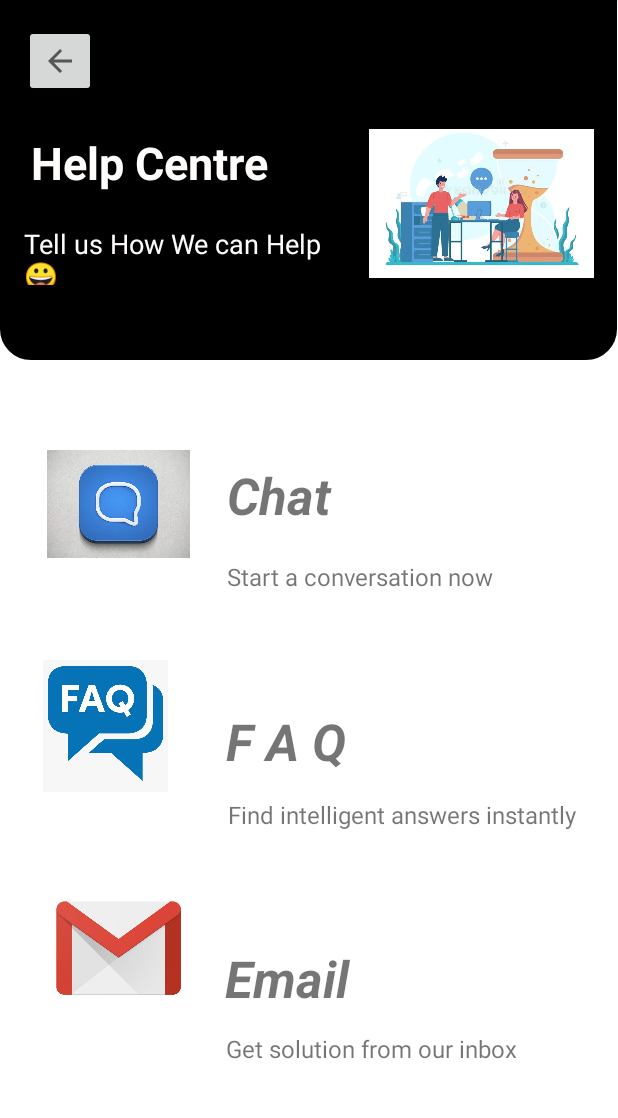
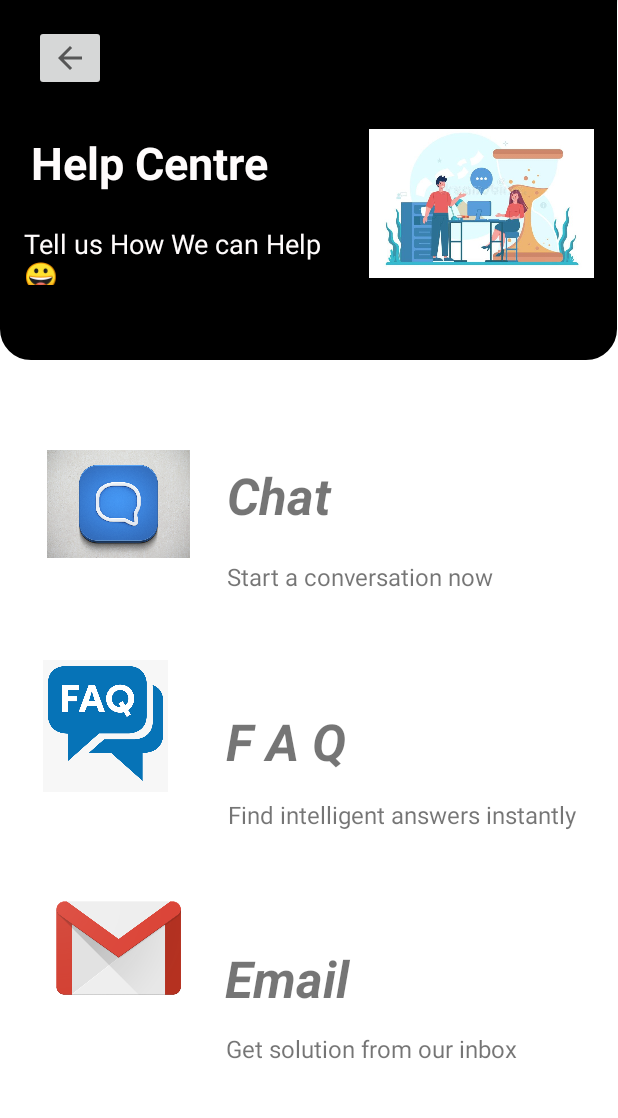
Before and after one commit to e-d-dyanfernando/PentaZen, an Android app: the Help screen opened directly, with no data from a screen before it, on a phone screen of 412 x 824 dp, the part 84-1202 px from its top. Run offline under Robolectric (Android 15) with nearby library versions, the phone set to English and light mode, and no system bars.

Commit message:
Merging the pages

```diff
--- a/app/src/main/res/layout/activity_camera.xml
+++ b/app/src/main/res/layout/activity_camera.xml
@@ -54,7 +54,7 @@
         app:layout_constraintVertical_bias="0.1" />
 
     <ImageButton
-        android:id="@+id/imageButton"
+        android:id="@+id/bk_btn_cam"
         android:layout_width="wrap_content"
         android:layout_height="wrap_content"
         app:layout_constraintBottom_toBottomOf="parent"
--- a/app/src/main/res/layout/activity_dictionary.xml
+++ b/app/src/main/res/layout/activity_dictionary.xml
@@ -29,7 +29,7 @@
             app:layout_constraintVertical_bias="0.0" />
 
         <ImageButton
-            android:id="@+id/back2"
+            android:id="@+id/bk_btn_dic"
             android:layout_width="wrap_content"
             android:layout_height="wrap_content"
             android:contentDescription="@string/todo6"
--- a/app/src/main/res/layout/activity_help.xml
+++ b/app/src/main/res/layout/activity_help.xml
@@ -18,21 +18,6 @@
         app:layout_constraintStart_toStartOf="parent"
         app:layout_constraintTop_toTopOf="parent"
         app:layout_constraintVertical_bias="0.0" />
-
-    <ImageButton
-        android:id="@+id/back"
-        android:layout_width="wrap_content"
-        android:layout_height="wrap_content"
-        android:contentDescription="@string/back_button"
-        android:minHeight="48dp"
-        app:layout_constraintBottom_toBottomOf="parent"
-        app:layout_constraintEnd_toEndOf="parent"
-        app:layout_constraintHorizontal_bias="0.044"
-        app:layout_constraintStart_toStartOf="parent"
-        app:layout_constraintTop_toTopOf="parent"
-        app:layout_constraintVertical_bias="0.023"
-        app:srcCompat="?attr/actionModeCloseDrawable"
-        tools:ignore="SpeakableTextPresentCheck,RedundantDescriptionCheck" />
 
     <TextView
         android:id="@+id/help_topic"
@@ -229,4 +214,16 @@
         app:layout_constraintTop_toTopOf="parent"
         app:layout_constraintVertical_bias="0.927" />
 
+    <ImageButton
+        android:id="@+id/bk_btn_help"
+        android:layout_width="wrap_content"
+        android:layout_height="wrap_content"
+        app:layout_constraintBottom_toBottomOf="parent"
+        app:layout_constraintEnd_toEndOf="parent"
+        app:layout_constraintHorizontal_bias="0.063"
+        app:layout_constraintStart_toStartOf="parent"
+        app:layout_constraintTop_toTopOf="parent"
+        app:layout_constraintVertical_bias="0.023"
+        app:srcCompat="?attr/actionModeCloseDrawable" />
+
 </androidx.constraintlayout.widget.ConstraintLayout>
```
Also changed, not shown: app/src/main/res/layout/activity_faq.xml (+12 -15 lines), app/src/main/res/layout/activity_image_upload.xml (+13 -14 lines), app/src/main/res/layout/activity_main.xml (+4 -6 lines), app/src/main/res/layout/activity_welcome_page.xml (+3 -4 lines).
